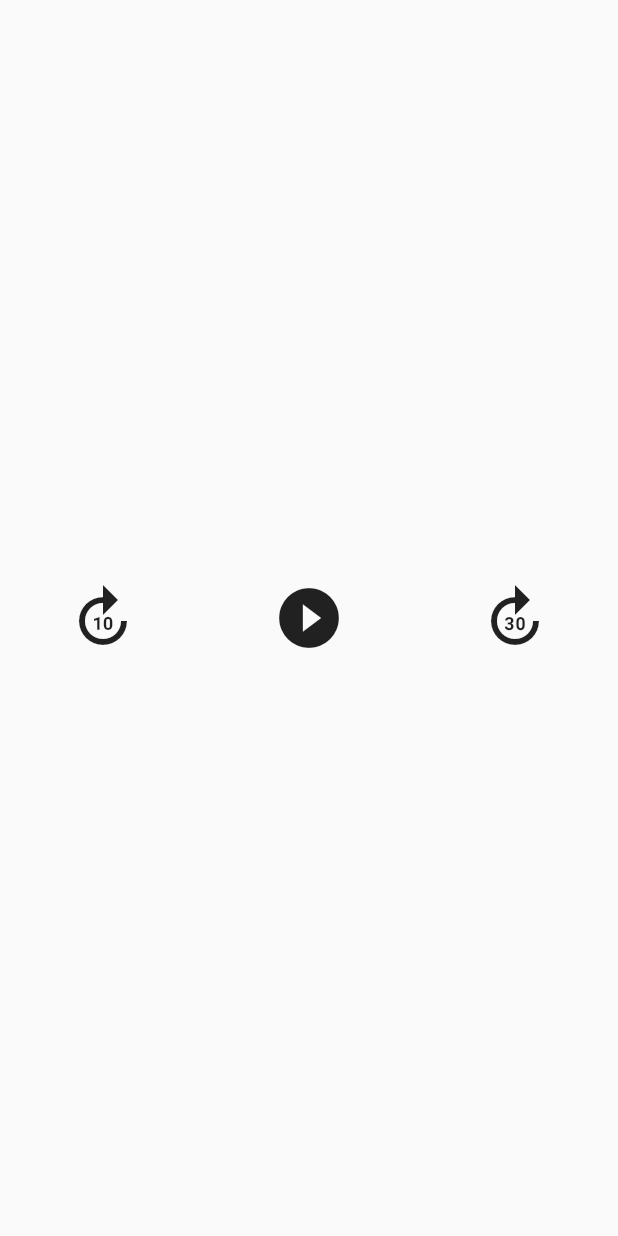
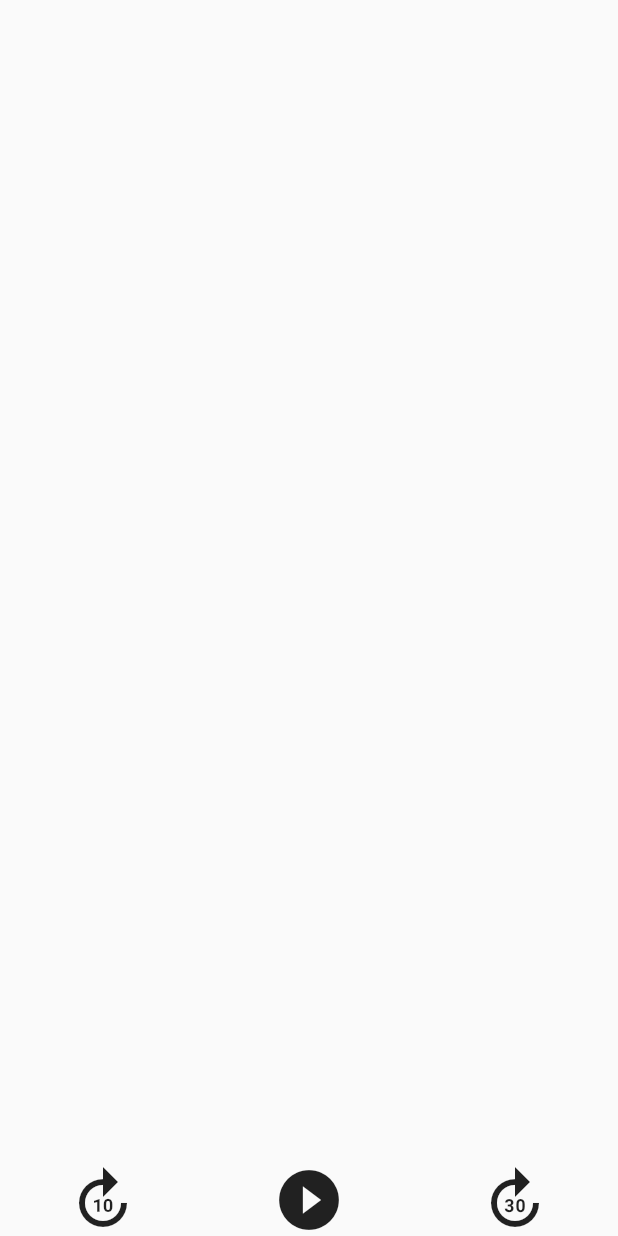
Before and after one commit to whoislewys/pawdio, a Flutter app: the screen it shows after launch, on a phone screen of 412 x 824 dp. Run offline on Flutter 3.47's test engine with Material 2 defaults, Android fonts, the phone set to English and light mode, and no system bars.

Commit message:
float at bottom

```diff
--- a/lib/main.dart
+++ b/lib/main.dart
@@ -52,10 +52,14 @@ class _MyHomePageState extends State<MyHomePage> {
     return Scaffold(
       body:
       Center(
+        child: Column(
+        children: <Widget>[
+          Expanded(
             child: Row(
         mainAxisAlignment: MainAxisAlignment.spaceAround,
-        crossAxisAlignment: CrossAxisAlignment.center,
-        children: <Widget>[
+
+              crossAxisAlignment: CrossAxisAlignment.end,
+              children: [
                 Icon(
                   Icons.forward_10,
                   size: 48.0,
@@ -74,6 +78,8 @@ class _MyHomePageState extends State<MyHomePage> {
             ),
           ],
             ),
+        )],
+      ),
       ),
     );
   }
```
Lines whose indentation alone changed are shown as unchanged.
